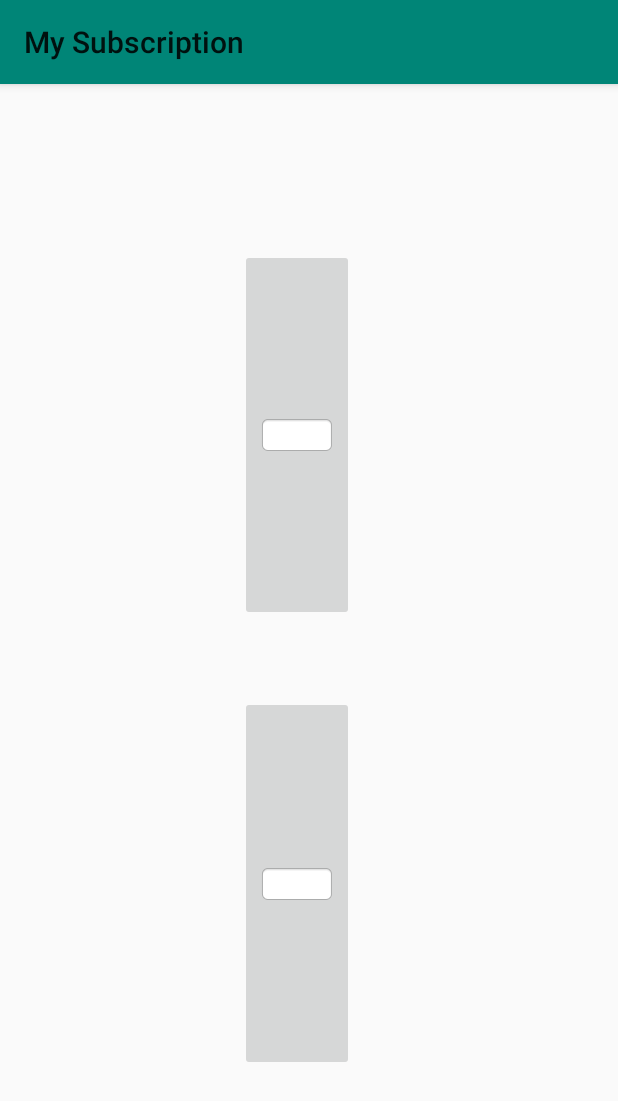
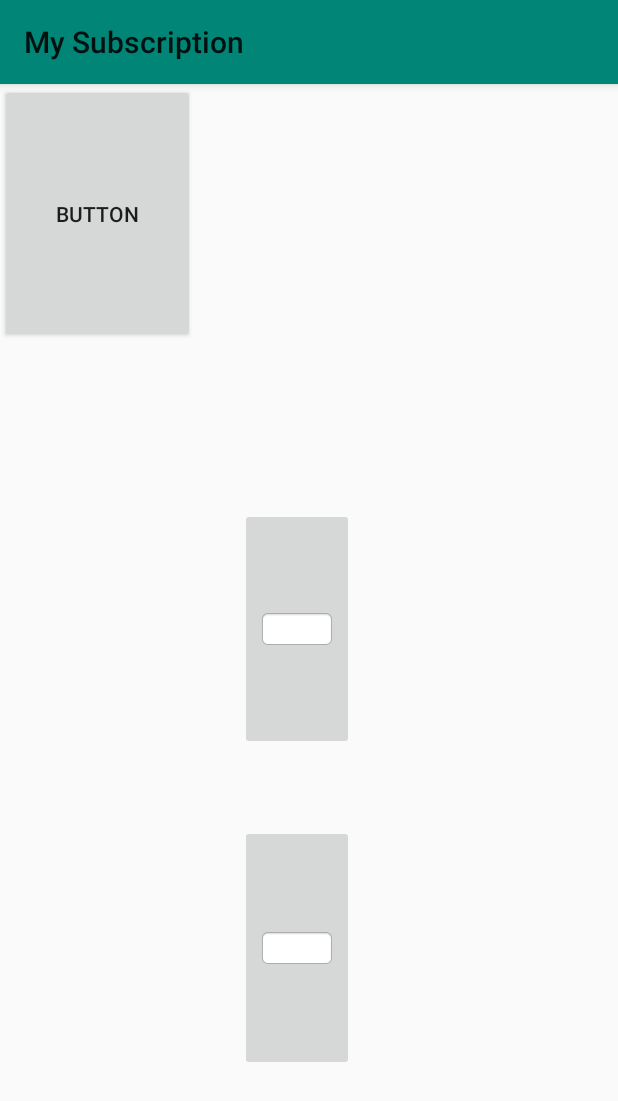
Before and after one commit to jameswei1/Peer-One-Network, an Android app: the MainActivity screen opened directly, with no data from a screen before it, on a phone screen of 412 x 824 dp. Shown: the top 1101 px of the screen. Run offline under Robolectric (Android 15) with nearby library versions, the phone set to English and light mode, and no system bars.

Commit message:
Merge branch 'JamesEdit' of https://github.com/sharan-rohit-raj/MySubscription into JamesEdit
# Conflicts:
#	app/src/main/java/sharora/mysubscription/DisplayUsers.java

```diff
--- a/app/src/main/res/layout/activity_main.xml
+++ b/app/src/main/res/layout/activity_main.xml
@@ -7,6 +7,13 @@
               android:orientation="vertical"
               tools:context=".MainActivity">
 
+
+    <Button
+        android:id="@+id/button2"
+        android:layout_width="130dp"
+        android:layout_height="13dp"
+        android:layout_weight="1"
+        android:text="Button" />
 
     <ImageButton
         android:id="@+id/addcust"
```
